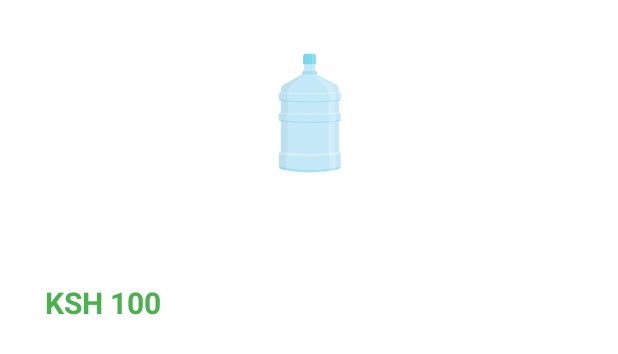
After one commit to v-magiri/BlueDrops, an Android app: the layout product_layout.xml on its own in the app's theme, with its tools: preview values and no code run, on a phone screen of 412 x 824 dp. The commit adds this screen. Shown: the top 354 px of the screen. Run offline under Robolectric (Android 15) with nearby library versions, the phone set to English and light mode, and no system bars.

Commit message:
Add Customer View Products

```diff
--- a/app/build.gradle
+++ b/app/build.gradle
@@ -42,6 +42,7 @@ dependencies {
     implementation 'com.google.android.material:material:1.6.0-alpha02'
     implementation 'androidx.legacy:legacy-support-v4:1.0.0'
     implementation 'com.google.firebase:firebase-storage:19.1.1'
+    implementation 'com.google.android.gms:play-services-maps:18.0.2'
     testImplementation 'junit:junit:4.+'
     androidTestImplementation 'androidx.test.ext:junit:1.1.3'
     androidTestImplementation 'androidx.test.espresso:espresso-core:3.4.0'
--- a/app/src/main/AndroidManifest.xml
+++ b/app/src/main/AndroidManifest.xml
@@ -14,6 +14,11 @@
         android:roundIcon="@drawable/icon_bluedrops"
         android:supportsRtl="true"
         android:theme="@style/Theme.BlueDrop">
+        <activity android:name=".ProductListing"
+            android:exported="true"/>
+        <activity
+            android:name=".ViewProducts"
+            android:exported="false" />
         <activity
             android:name=".NotifyVendor"
             android:exported="false" />
--- /dev/null
+++ b/app/src/main/res/layout/product_layout.xml
@@ -0,0 +1,64 @@
+<?xml version="1.0" encoding="utf-8"?>
+<androidx.constraintlayout.widget.ConstraintLayout xmlns:android="http://schemas.android.com/apk/res/android"
+    xmlns:app="http://schemas.android.com/apk/res-auto"
+    android:layout_width="match_parent"
+    android:layout_height="wrap_content">
+
+    <androidx.cardview.widget.CardView
+        android:id="@+id/productCard"
+        android:layout_width="0dp"
+        android:layout_height="wrap_content"
+        android:layout_marginHorizontal="10dp"
+        android:layout_marginVertical="5dp"
+        app:cardCornerRadius="10dp"
+        app:contentPadding="20dp"
+        app:layout_constraintBottom_toBottomOf="parent"
+        app:layout_constraintEnd_toEndOf="parent"
+        app:layout_constraintStart_toStartOf="parent"
+        app:layout_constraintTop_toTopOf="parent">
+
+        <LinearLayout
+            android:layout_width="match_parent"
+            android:layout_height="match_parent"
+            android:layout_gravity="center_horizontal"
+            android:orientation="vertical">
+
+            <ImageView
+                android:id="@+id/productImage"
+                android:layout_width="100dp"
+                android:layout_height="100dp"
+                android:layout_gravity="center_horizontal"
+                android:paddingVertical="4dp"
+                android:src="@drawable/ic_bottle_water" />
+
+            <TextView
+                android:id="@+id/productName"
+                android:layout_width="wrap_content"
+                android:layout_height="wrap_content"
+                android:layout_marginVertical="4dp"
+                android:maxLines="1"
+                android:textColor="@color/black"
+                android:textSize="18sp"
+                android:textStyle="bold" />
+            <TextView
+                android:id="@+id/productSize"
+                android:layout_width="wrap_content"
+                android:layout_height="wrap_content"
+                android:layout_marginVertical="4dp"
+                android:maxLines="1"
+                android:textColor="@color/black"
+                android:textSize="16sp" />
+
+            <TextView
+                android:id="@+id/productPrice"
+                android:layout_width="wrap_content"
+                android:layout_height="wrap_content"
+                android:text="KSH 100"
+                android:textColor="@color/success"
+                android:textSize="20dp"
+                android:textStyle="bold" />
+        </LinearLayout>
+
+    </androidx.cardview.widget.CardView>
+
+</androidx.constraintlayout.widget.ConstraintLayout>
--- a/app/src/main/res/values/strings.xml
+++ b/app/src/main/res/values/strings.xml
@@ -14,6 +14,4 @@
     <string name="Total_Price">Total Price</string>
     <string name="vendorDesc">Lorem ipsum dolor sit amet, consectetur adipiscing elit, sed do eiusmod tempor incididunt ut labore et dolore magna aliqua.</string>
     <string name="vendorLocation">Excepteur sint occaecat cupidatat non proident</string>
-    <!-- TODO: Remove or change this placeholder text -->
-    <string name="hello_blank_fragment">Hello blank fragment</string>
 </resources>
```
Also changed, not shown: app/src/main/java/com/riconets/bluedrop/Adapters/ProductAdapter.java (added, +104 -0 lines), app/src/main/java/com/riconets/bluedrop/Home.java (+58 -3 lines), app/src/main/java/com/riconets/bluedrop/ProductListing.java (added, +14 -0 lines), app/src/main/java/com/riconets/bluedrop/ViewProducts.java (added, +87 -0 lines), app/src/main/java/com/riconets/bluedrop/customer_registration.java (+34 -9 lines), app/src/main/java/com/riconets/bluedrop/model/Customer.java (+11 -2 lines), app/src/main/java/com/riconets/bluedrop/model/Product.java (added, +84 -0 lines), app/src/main/java/com/riconets/bluedrop/model/VendorModel.java (+5 -2 lines), app/src/main/res/drawable/searchview_background.xml (added, +8 -0 lines), app/src/main/res/layout/activity_product_listing.xml (added, +9 -0 lines), app/src/main/res/layout/activity_view_product.xml (added, +39 -0 lines), app/src/main/res/drawable/ic_bottle_water.png (added).
